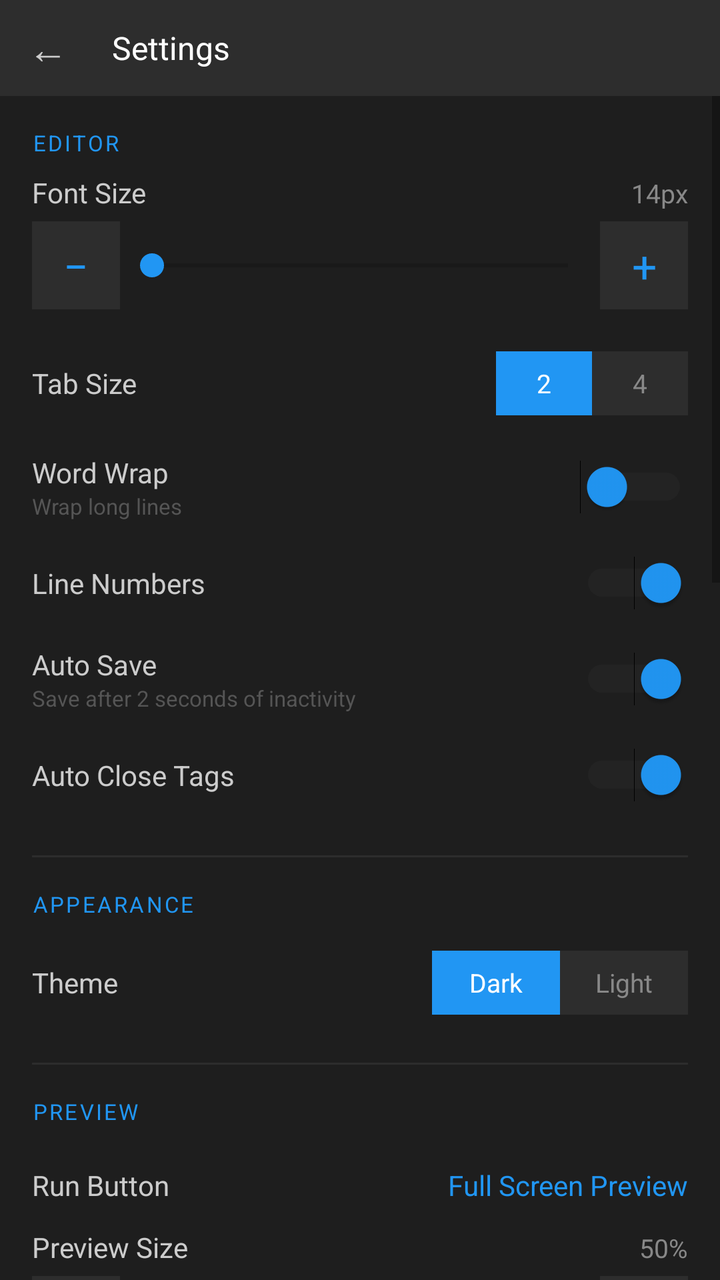
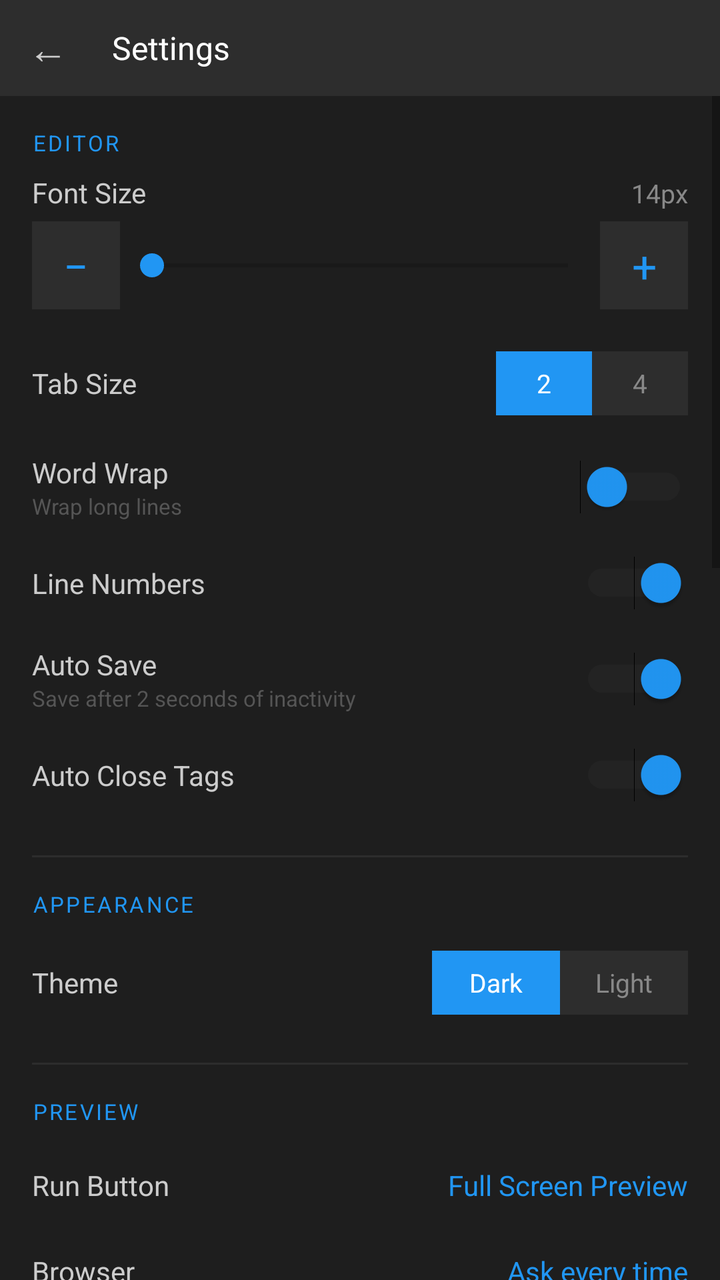

Screens rendered from an Android XML layout before and after an edit, with the pre-edit source and the edit as a unified diff.
<!-- AndroidManifest.xml: application theme Theme.AppCompat.DayNight.NoActionBar -->
<!-- res/layout/activity_settings.xml -->
<?xml version="1.0" encoding="utf-8"?>
<LinearLayout
    xmlns:android="http://schemas.android.com/apk/res/android"
    android:layout_width="match_parent"
    android:layout_height="match_parent"
    android:orientation="vertical"
    android:background="#1E1E1E">

    
    <LinearLayout
        android:layout_width="match_parent"
        android:layout_height="48dp"
        android:background="#2D2D2D"
        android:orientation="horizontal"
        android:gravity="center_vertical">

        <TextView
            android:id="@+id/btnBack"
            android:layout_width="48dp"
            android:layout_height="match_parent"
            android:text="←"
            android:textColor="#CCCCCC"
            android:textSize="20sp"
            android:gravity="center"/>

        <TextView
            android:layout_width="0dp"
            android:layout_height="match_parent"
            android:layout_weight="1"
            android:text="Settings"
            android:textColor="#FFFFFF"
            android:textSize="16sp"
            android:gravity="center_vertical"
            android:paddingStart="8dp"/>

    </LinearLayout>

    <ScrollView
        android:layout_width="match_parent"
        android:layout_height="0dp"
        android:layout_weight="1">

        <LinearLayout
            android:layout_width="match_parent"
            android:layout_height="wrap_content"
            android:orientation="vertical"
            android:padding="16dp">

            
            <TextView
                android:layout_width="match_parent"
                android:layout_height="wrap_content"
                android:text="EDITOR"
                android:textColor="#2196F3"
                android:textSize="11sp"
                android:letterSpacing="0.1"
                android:paddingBottom="8dp"/>

            
            <LinearLayout
                android:layout_width="match_parent"
                android:layout_height="wrap_content"
                android:orientation="vertical"
                android:paddingBottom="16dp">

                <LinearLayout
                    android:layout_width="match_parent"
                    android:layout_height="wrap_content"
                    android:orientation="horizontal">

                    <TextView
                        android:layout_width="0dp"
                        android:layout_height="wrap_content"
                        android:layout_weight="1"
                        android:text="Font Size"
                        android:textColor="#CCCCCC"
                        android:textSize="14sp"/>

                    <TextView
                        android:id="@+id/fontSizeValue"
                        android:layout_width="wrap_content"
                        android:layout_height="wrap_content"
                        android:text="14px"
                        android:textColor="#888888"
                        android:textSize="13sp"/>

                </LinearLayout>

                <LinearLayout
                    android:layout_width="match_parent"
                    android:layout_height="wrap_content"
                    android:orientation="horizontal"
                    android:gravity="center_vertical"
                    android:layout_marginTop="4dp">

                    <TextView
                        android:id="@+id/fontSizeMinus"
                        android:layout_width="44dp"
                        android:layout_height="44dp"
                        android:background="#2D2D2D"
                        android:gravity="center"
                        android:text="−"
                        android:textColor="#2196F3"
                        android:textSize="22sp"/>

                    <SeekBar
                        android:id="@+id/fontSizeSlider"
                        android:layout_width="0dp"
                        android:layout_height="wrap_content"
                        android:layout_weight="1"
                        android:paddingTop="14dp"
                        android:paddingBottom="14dp"
                        android:progressTint="#2196F3"
                        android:thumbTint="#2196F3"/>

                    <TextView
                        android:id="@+id/fontSizePlus"
                        android:layout_width="44dp"
                        android:layout_height="44dp"
                        android:background="#2D2D2D"
                        android:gravity="center"
                        android:text="+"
                        android:textColor="#2196F3"
                        android:textSize="22sp"/>
                </LinearLayout>

            </LinearLayout>

            
            <LinearLayout
                android:layout_width="match_parent"
                android:layout_height="48dp"
                android:orientation="horizontal"
                android:gravity="center_vertical"
                android:paddingBottom="8dp">

                <TextView
                    android:layout_width="0dp"
                    android:layout_height="wrap_content"
                    android:layout_weight="1"
                    android:text="Tab Size"
                    android:textColor="#CCCCCC"
                    android:textSize="14sp"/>

                <LinearLayout
                    android:layout_width="wrap_content"
                    android:layout_height="32dp"
                    android:orientation="horizontal"
                    android:background="#2D2D2D">

                    <TextView
                        android:id="@+id/tabSize2"
                        android:layout_width="48dp"
                        android:layout_height="match_parent"
                        android:text="2"
                        android:gravity="center"
                        android:textColor="#FFFFFF"
                        android:textSize="13sp"
                        android:background="#2196F3"/>

                    <TextView
                        android:id="@+id/tabSize4"
                        android:layout_width="48dp"
                        android:layout_height="match_parent"
                        android:text="4"
                        android:gravity="center"
                        android:textColor="#888888"
                        android:textSize="13sp"/>

                </LinearLayout>

            </LinearLayout>

            
            <LinearLayout
                android:layout_width="match_parent"
                android:layout_height="48dp"
                android:orientation="horizontal"
                android:gravity="center_vertical">

                <LinearLayout
                    android:layout_width="0dp"
                    android:layout_height="wrap_content"
                    android:layout_weight="1"
                    android:orientation="vertical">

                    <TextView
                        android:layout_width="wrap_content"
                        android:layout_height="wrap_content"
                        android:text="Word Wrap"
                        android:textColor="#CCCCCC"
                        android:textSize="14sp"/>

                    <TextView
                        android:layout_width="wrap_content"
                        android:layout_height="wrap_content"
                        android:text="Wrap long lines"
                        android:textColor="#555555"
                        android:textSize="11sp"/>

                </LinearLayout>

                <Switch
                    android:id="@+id/wordWrapSwitch"
                    android:layout_width="wrap_content"
                    android:layout_height="wrap_content"
                    android:checked="false"
                    android:thumbTint="#2196F3"
                    android:trackTint="#333333"/>

            </LinearLayout>

            
            <LinearLayout
                android:layout_width="match_parent"
                android:layout_height="48dp"
                android:orientation="horizontal"
                android:gravity="center_vertical">

                <TextView
                    android:layout_width="0dp"
                    android:layout_height="wrap_content"
                    android:layout_weight="1"
                    android:text="Line Numbers"
                    android:textColor="#CCCCCC"
                    android:textSize="14sp"/>

                <Switch
                    android:id="@+id/lineNumbersSwitch"
                    android:layout_width="wrap_content"
                    android:layout_height="wrap_content"
                    android:checked="true"
                    android:thumbTint="#2196F3"
                    android:trackTint="#333333"/>

            </LinearLayout>

            
            <LinearLayout
                android:layout_width="match_parent"
                android:layout_height="48dp"
                android:orientation="horizontal"
                android:gravity="center_vertical">

                <LinearLayout
                    android:layout_width="0dp"
                    android:layout_height="wrap_content"
                    android:layout_weight="1"
                    android:orientation="vertical">

                    <TextView
                        android:layout_width="wrap_content"
                        android:layout_height="wrap_content"
                        android:text="Auto Save"
                        android:textColor="#CCCCCC"
                        android:textSize="14sp"/>

                    <TextView
                        android:layout_width="wrap_content"
                        android:layout_height="wrap_content"
                        android:text="Save after 2 seconds of inactivity"
                        android:textColor="#555555"
                        android:textSize="11sp"/>

                </LinearLayout>

                <Switch
                    android:id="@+id/autoSaveSwitch"
                    android:layout_width="wrap_content"
                    android:layout_height="wrap_content"
                    android:checked="true"
                    android:thumbTint="#2196F3"
                    android:trackTint="#333333"/>

            </LinearLayout>

            
            <LinearLayout
                android:layout_width="match_parent"
                android:layout_height="48dp"
                android:orientation="horizontal"
                android:gravity="center_vertical">

                <TextView
                    android:layout_width="0dp"
                    android:layout_height="wrap_content"
                    android:layout_weight="1"
                    android:text="Auto Close Tags"
                    android:textColor="#CCCCCC"
                    android:textSize="14sp"/>

                <Switch
                    android:id="@+id/autoCloseSwitch"
                    android:layout_width="wrap_content"
                    android:layout_height="wrap_content"
                    android:checked="true"
                    android:thumbTint="#2196F3"
                    android:trackTint="#333333"/>

            </LinearLayout>

            
            <View
                android:layout_width="match_parent"
                android:layout_height="1dp"
                android:background="#2D2D2D"
                android:layout_marginTop="16dp"
                android:layout_marginBottom="16dp"/>

            
            <TextView
                android:layout_width="match_parent"
                android:layout_height="wrap_content"
                android:text="APPEARANCE"
                android:textColor="#2196F3"
                android:textSize="11sp"
                android:letterSpacing="0.1"
                android:paddingBottom="8dp"/>

            
            <LinearLayout
                android:layout_width="match_parent"
                android:layout_height="48dp"
                android:orientation="horizontal"
                android:gravity="center_vertical">

                <TextView
                    android:layout_width="0dp"
                    android:layout_height="wrap_content"
                    android:layout_weight="1"
                    android:text="Theme"
                    android:textColor="#CCCCCC"
                    android:textSize="14sp"/>

                <LinearLayout
                    android:layout_width="wrap_content"
                    android:layout_height="32dp"
                    android:orientation="horizontal"
                    android:background="#2D2D2D">

                    <TextView
                        android:id="@+id/themeDark"
                        android:layout_width="64dp"
                        android:layout_height="match_parent"
                        android:text="Dark"
                        android:gravity="center"
                        android:textColor="#FFFFFF"
                        android:textSize="13sp"
                        android:background="#2196F3"/>

                    <TextView
                        android:id="@+id/themeLight"
                        android:layout_width="64dp"
                        android:layout_height="match_parent"
                        android:text="Light"
                        android:gravity="center"
                        android:textColor="#888888"
                        android:textSize="13sp"/>

                </LinearLayout>

            </LinearLayout>

            
            <View
                android:layout_width="match_parent"
                android:layout_height="1dp"
                android:background="#2D2D2D"
                android:layout_marginTop="16dp"
                android:layout_marginBottom="16dp"/>

            
            <TextView
                android:layout_width="match_parent"
                android:layout_height="wrap_content"
                android:text="PREVIEW"
                android:textColor="#2196F3"
                android:textSize="11sp"
                android:letterSpacing="0.1"
                android:paddingBottom="8dp"/>

            
            <LinearLayout
                android:id="@+id/runActionRow"
                android:layout_width="match_parent"
                android:layout_height="wrap_content"
                android:orientation="horizontal"
                android:gravity="center_vertical"
                android:paddingTop="12dp"
                android:paddingBottom="12dp"
                android:background="?android:attr/selectableItemBackground"
                android:clickable="true"
                android:focusable="true">

                <TextView
                    android:layout_width="0dp"
                    android:layout_height="wrap_content"
                    android:layout_weight="1"
                    android:text="Run Button"
                    android:textColor="#CCCCCC"
                    android:textSize="14sp"/>

                <TextView
                    android:id="@+id/runActionValue"
                    android:layout_width="wrap_content"
                    android:layout_height="wrap_content"
                    android:text="Full Screen Preview"
                    android:textColor="#2196F3"
                    android:textSize="14sp"/>
            </LinearLayout>

            
            <LinearLayout
                android:layout_width="match_parent"
                android:layout_height="wrap_content"
                android:orientation="vertical"
                android:paddingBottom="16dp">

                <LinearLayout
                    android:layout_width="match_parent"
                    android:layout_height="wrap_content"
                    android:orientation="horizontal">

                    <TextView
                        android:layout_width="0dp"
                        android:layout_height="wrap_content"
                        android:layout_weight="1"
                        android:text="Preview Size"
                        android:textColor="#CCCCCC"
                        android:textSize="14sp"/>

                    <TextView
                        android:id="@+id/previewSizeValue"
                        android:layout_width="wrap_content"
                        android:layout_height="wrap_content"
                        android:text="50%"
                        android:textColor="#888888"
                        android:textSize="13sp"/>

                </LinearLayout>

                <LinearLayout
                    android:layout_width="match_parent"
                    android:layout_height="wrap_content"
                    android:orientation="horizontal"
                    android:gravity="center_vertical"
                    android:layout_marginTop="4dp">

                    <TextView
                        android:id="@+id/previewSizeMinus"
                        android:layout_width="44dp"
                        android:layout_height="44dp"
                        android:background="#2D2D2D"
                        android:gravity="center"
                        android:text="−"
                        android:textColor="#2196F3"
                        android:textSize="22sp"/>

                    <SeekBar
                        android:id="@+id/previewSizeSlider"
                        android:layout_width="0dp"
                        android:layout_height="wrap_content"
                        android:layout_weight="1"
                        android:paddingTop="14dp"
                        android:paddingBottom="14dp"
                        android:progressTint="#2196F3"
                        android:thumbTint="#2196F3"/>

                    <TextView
                        android:id="@+id/previewSizePlus"
                        android:layout_width="44dp"
                        android:layout_height="44dp"
                        android:background="#2D2D2D"
                        android:gravity="center"
                        android:text="+"
                        android:textColor="#2196F3"
                        android:textSize="22sp"/>
                </LinearLayout>

                <FrameLayout
                    android:id="@+id/previewMapScreen"
                    android:layout_width="140dp"
                    android:layout_height="280dp"
                    android:layout_gravity="center_horizontal"
                    android:layout_marginTop="12dp"
                    android:background="#111111">

                    <TextView
                        android:id="@+id/previewMapBox"
                        android:layout_width="70dp"
                        android:layout_height="100dp"
                        android:background="#662196F3"
                        android:gravity="center"
                        android:text="Preview"
                        android:textColor="#FFFFFF"
                        android:textSize="10sp"/>
                </FrameLayout>

                <TextView
                    android:layout_width="match_parent"
                    android:layout_height="wrap_content"
                    android:gravity="center"
                    android:text="Shown to scale on your screen"
                    android:textColor="#888888"
                    android:textSize="11sp"
                    android:layout_marginTop="4dp"/>

            </LinearLayout>

            
            <LinearLayout
                android:layout_width="match_parent"
                android:layout_height="48dp"
                android:orientation="horizontal"
                android:gravity="center_vertical">

                <TextView
                    android:layout_width="0dp"
                    android:layout_height="wrap_content"
                    android:layout_weight="1"
                    android:text="Show Snippet Bar"
                    android:textColor="#CCCCCC"
                    android:textSize="14sp"/>

                <Switch
                    android:id="@+id/snippetBarSwitch"
                    android:layout_width="wrap_content"
                    android:layout_height="wrap_content"
                    android:checked="true"
                    android:thumbTint="#2196F3"
                    android:trackTint="#333333"/>

            </LinearLayout>

            
            <View
                android:layout_width="match_parent"
                android:layout_height="1dp"
                android:background="#2D2D2D"
                android:layout_marginTop="16dp"
                android:layout_marginBottom="16dp"/>

            
            <TextView
                android:layout_width="match_parent"
                android:layout_height="wrap_content"
                android:text="GIT"
                android:textColor="#2196F3"
                android:textSize="11sp"
                android:letterSpacing="0.1"
                android:paddingBottom="8dp"/>

            <android.widget.EditText
                android:id="@+id/gitUsername"
                android:layout_width="match_parent"
                android:layout_height="48dp"
                android:hint="Username"
                android:textColorHint="#555555"
                android:textColor="#CCCCCC"
                android:background="#2D2D2D"
                android:paddingStart="12dp"
                android:textSize="14sp"
                android:layout_marginBottom="8dp"/>

            <android.widget.EditText
                android:id="@+id/gitEmail"
                android:layout_width="match_parent"
                android:layout_height="48dp"
                android:hint="Email"
                android:textColorHint="#555555"
                android:textColor="#CCCCCC"
                android:background="#2D2D2D"
                android:paddingStart="12dp"
                android:textSize="14sp"
                android:inputType="textEmailAddress"
                android:layout_marginBottom="8dp"/>

            <android.widget.EditText
                android:id="@+id/gitToken"
                android:layout_width="match_parent"
                android:layout_height="48dp"
                android:hint="Personal Access Token"
                android:textColorHint="#555555"
                android:textColor="#CCCCCC"
                android:background="#2D2D2D"
                android:paddingStart="12dp"
                android:textSize="14sp"
                android:inputType="textPassword"
                android:layout_marginBottom="16dp"/>

            
            <View
                android:layout_width="match_parent"
                android:layout_height="1dp"
                android:background="#2D2D2D"
                android:layout_marginBottom="16dp"/>

            
            <TextView
                android:layout_width="match_parent"
                android:layout_height="wrap_content"
                android:text="ABOUT"
                android:textColor="#2196F3"
                android:textSize="11sp"
                android:letterSpacing="0.1"
                android:paddingBottom="8dp"/>

            <TextView
                android:layout_width="match_parent"
                android:layout_height="48dp"
                android:text="Version 1.0"
                android:textColor="#CCCCCC"
                android:textSize="14sp"
                android:gravity="center_vertical"/>

            <TextView
                android:id="@+id/btnGithub"
                android:layout_width="match_parent"
                android:layout_height="48dp"
                android:text="GitHub — Ramsfield30/rams-editor"
                android:textColor="#2196F3"
                android:textSize="14sp"
                android:gravity="center_vertical"/>

            <TextView
                android:id="@+id/btnShare"
                android:layout_width="match_parent"
                android:layout_height="48dp"
                android:text="Share App"
                android:textColor="#CCCCCC"
                android:textSize="14sp"
                android:gravity="center_vertical"/>

        </LinearLayout>

    </ScrollView>

</LinearLayout>
<!-- resources referenced by this layout -->
<resources>

</resources>

<!-- the commit's change to res/layout/activity_settings.xml (unified diff, before → after) -->
@@ -411,6 +411,36 @@
 
             
             <LinearLayout
+                android:id="@+id/browserRow"
+                android:layout_width="match_parent"
+                android:layout_height="wrap_content"
+                android:orientation="horizontal"
+                android:gravity="center_vertical"
+                android:paddingTop="12dp"
+                android:paddingBottom="12dp"
+                android:background="?android:attr/selectableItemBackground"
+                android:clickable="true"
+                android:focusable="true">
+
+                <TextView
+                    android:layout_width="0dp"
+                    android:layout_height="wrap_content"
+                    android:layout_weight="1"
+                    android:text="Browser"
+                    android:textColor="#CCCCCC"
+                    android:textSize="14sp"/>
+
+                <TextView
+                    android:id="@+id/browserValue"
+                    android:layout_width="wrap_content"
+                    android:layout_height="wrap_content"
+                    android:text="Ask every time"
+                    android:textColor="#2196F3"
+                    android:textSize="14sp"/>
+            </LinearLayout>
+
+            
+            <LinearLayout
                 android:layout_width="match_parent"
                 android:layout_height="wrap_content"
                 android:orientation="vertical"
